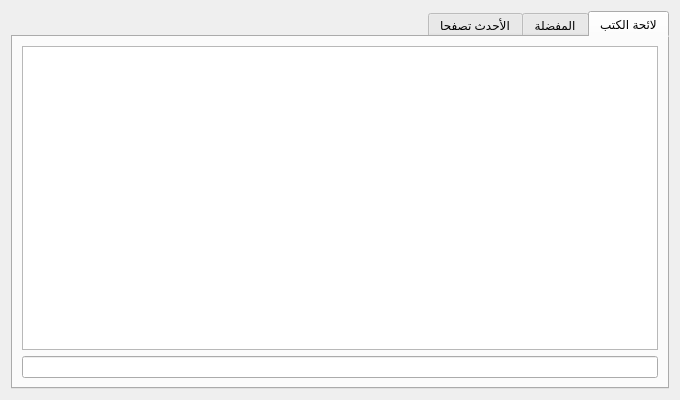
The window that src/bookslistbrowser.ui (boussouira/moltaqa) describes before a commit, drawn with Qt 5.
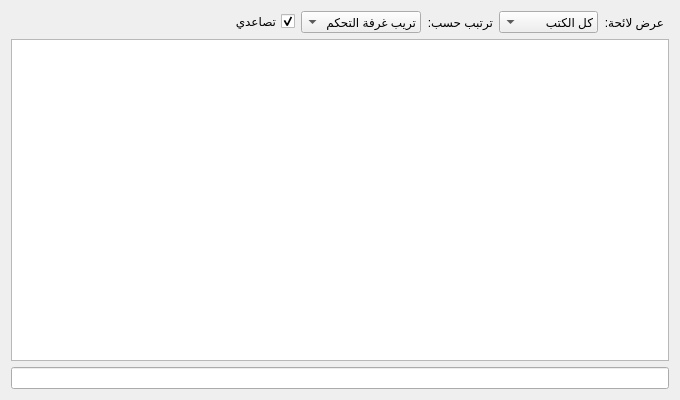
The same window after the commit. Custom widgets are drawn as their Qt base class.

Commit message: Re-design books list viewer

The edit to the form file:
```diff
--- a/src/bookslistbrowser.ui
+++ b/src/bookslistbrowser.ui
@@ -21,84 +21,111 @@
   </property>
   <layout class="QVBoxLayout" name="verticalLayout">
    <item>
-    <widget class="QTabWidget" name="tabWidget">
+    <layout class="QHBoxLayout" name="horizontalLayout">
+     <item>
+      <widget class="QLabel" name="label">
+       <property name="text">
+        <string>عرض لائحة:</string>
+       </property>
+       <property name="indent">
+        <number>5</number>
+       </property>
+      </widget>
+     </item>
+     <item>
+      <widget class="QComboBox" name="comboCurrentList">
+       <item>
+        <property name="text">
+         <string>كل الكتب</string>
+        </property>
+       </item>
+       <item>
+        <property name="text">
+         <string>المفضلة</string>
+        </property>
+       </item>
+       <item>
+        <property name="text">
+         <string>الأحدث تصفحا</string>
+        </property>
+       </item>
+      </widget>
+     </item>
+     <item>
+      <widget class="QLabel" name="label_2">
+       <property name="text">
+        <string>ترتبب حسب:</string>
+       </property>
+      </widget>
+     </item>
+     <item>
+      <widget class="QComboBox" name="comboListSorting">
+       <property name="sizeAdjustPolicy">
+        <enum>QComboBox::AdjustToContents</enum>
+       </property>
+       <item>
+        <property name="text">
+         <string>تريب غرفة التحكم</string>
+        </property>
+       </item>
+       <item>
+        <property name="text">
+         <string>عنوان الكتاب</string>
+        </property>
+       </item>
+       <item>
+        <property name="text">
+         <string>المؤلف</string>
+        </property>
+       </item>
+       <item>
+        <property name="text">
+         <string>وفاة المؤلف</string>
+        </property>
+       </item>
+      </widget>
+     </item>
+     <item>
+      <widget class="QCheckBox" name="checkSortAsc">
+       <property name="text">
+        <string>تصاعدي</string>
+       </property>
+       <property name="checked">
+        <bool>true</bool>
+       </property>
+      </widget>
+     </item>
+     <item>
+      <spacer name="horizontalSpacer">
+       <property name="orientation">
+        <enum>Qt::Horizontal</enum>
+       </property>
+       <property name="sizeHint" stdset="0">
+        <size>
+         <width>40</width>
+         <height>20</height>
+        </size>
+       </property>
+      </spacer>
+     </item>
+    </layout>
+   </item>
+   <item>
+    <widget class="QTreeView" name="treeBookList">
      <property name="contextMenuPolicy">
       <enum>Qt::CustomContextMenu</enum>
      </property>
-     <property name="currentIndex">
-      <number>0</number>
+     <property name="editTriggers">
+      <set>QAbstractItemView::NoEditTriggers</set>
      </property>
-     <widget class="QWidget" name="tab">
-      <attribute name="title">
-       <string>لائحة الكتب</string>
-      </attribute>
-      <layout class="QVBoxLayout" name="verticalLayout_2">
-       <item>
-        <widget class="QTreeView" name="treeBookList">
-         <property name="contextMenuPolicy">
-          <enum>Qt::CustomContextMenu</enum>
-         </property>
-         <property name="editTriggers">
-          <set>QAbstractItemView::NoEditTriggers</set>
-         </property>
-         <property name="sortingEnabled">
-          <bool>true</bool>
-         </property>
-         <property name="animated">
-          <bool>true</bool>
-         </property>
-        </widget>
-       </item>
-       <item>
-        <widget class="FilterLineEdit" name="lineFilterBookList"/>
-       </item>
-      </layout>
-     </widget>
-     <widget class="QWidget" name="tab_2">
-      <attribute name="title">
-       <string>المفضلة</string>
-      </attribute>
-      <layout class="QVBoxLayout" name="verticalLayout_3">
-       <item>
-        <widget class="QTreeView" name="treeFavouritesList">
-         <property name="contextMenuPolicy">
-          <enum>Qt::CustomContextMenu</enum>
-         </property>
-         <property name="editTriggers">
-          <set>QAbstractItemView::NoEditTriggers</set>
-         </property>
-         <property name="sortingEnabled">
-          <bool>true</bool>
-         </property>
-         <property name="animated">
-          <bool>true</bool>
-         </property>
-        </widget>
-       </item>
-       <item>
-        <widget class="FilterLineEdit" name="lineFilterFavourites"/>
-       </item>
-      </layout>
-     </widget>
-     <widget class="QWidget" name="tab_3">
-      <attribute name="title">
-       <string>الأحدث تصفحا</string>
-      </attribute>
-      <layout class="QVBoxLayout" name="verticalLayout_4">
-       <item>
-        <widget class="QTreeView" name="treeLastBook">
-         <property name="contextMenuPolicy">
-          <enum>Qt::CustomContextMenu</enum>
-         </property>
-         <property name="editTriggers">
-          <set>QAbstractItemView::NoEditTriggers</set>
-         </property>
-        </widget>
-       </item>
-      </layout>
-     </widget>
+     <property name="animated">
+      <bool>true</bool>
+     </property>
     </widget>
    </item>
+   <item>
+    <widget class="FilterLineEdit" name="lineFilterBookList"/>
+   </item>
   </layout>
  </widget>
  <customwidgets>
```
Left out of the diff: 7 changed lines with no effect on the pictures. The commit also changes 15 other files.
